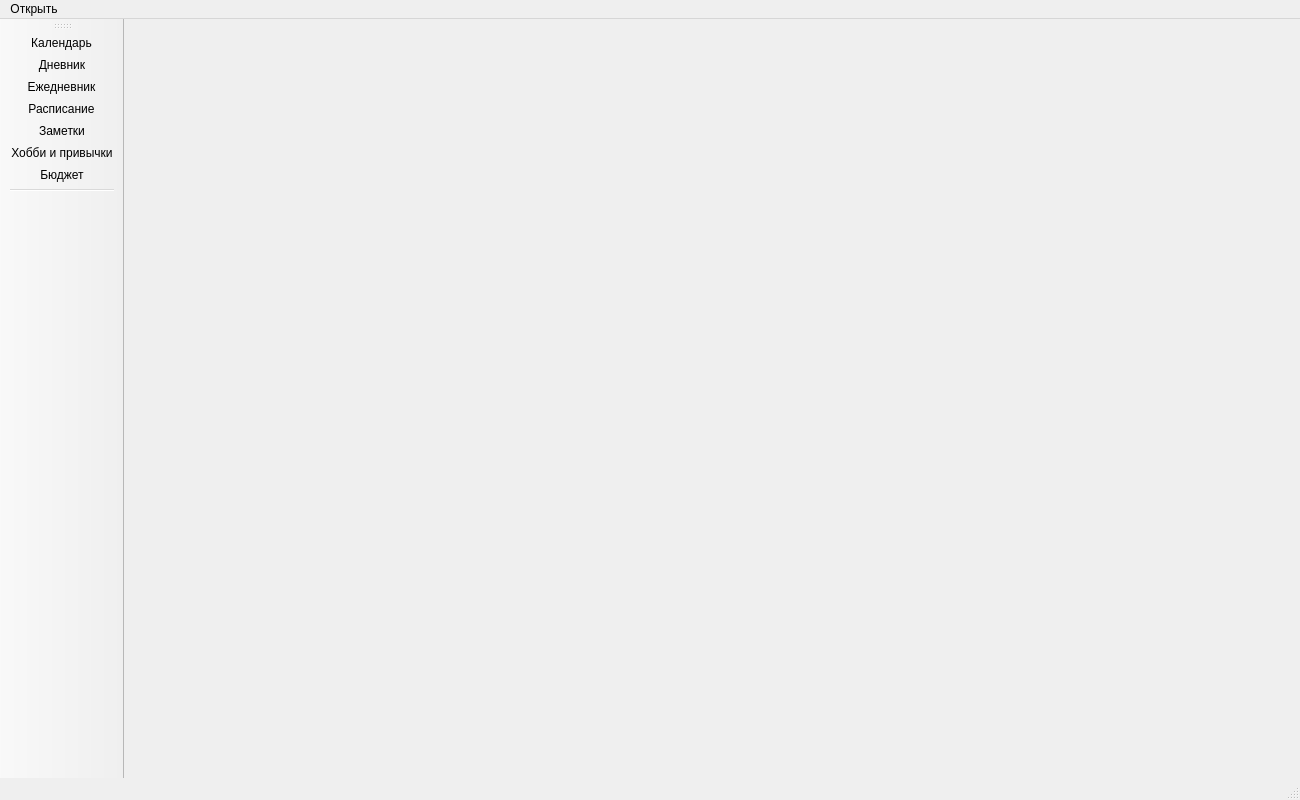
Above: menu.ui from Ore111ek/ThisLifeIsMine before the change. Below: the same form after it.
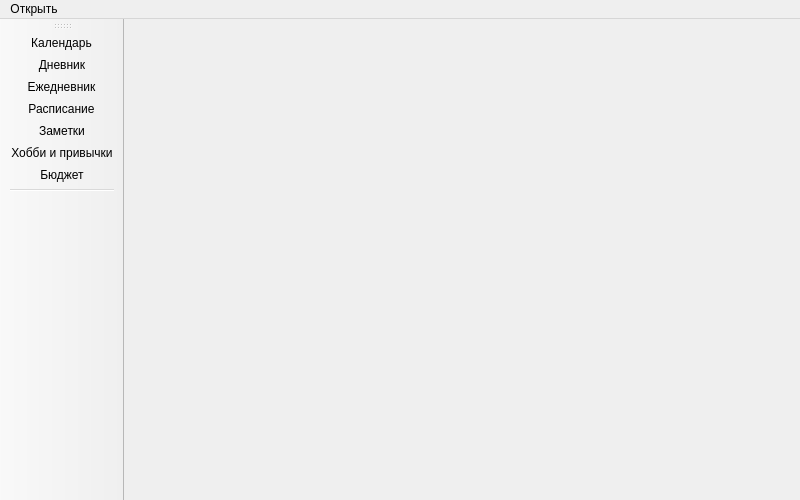
That is the form after the change. Icons and pictures are not drawn.

The edit to the form file:
```diff
--- a/menu.ui
+++ b/menu.ui
@@ -6,8 +6,8 @@
    <rect>
     <x>0</x>
     <y>0</y>
-    <width>1300</width>
-    <height>800</height>
+    <width>800</width>
+    <height>500</height>
    </rect>
   </property>
   <property name="windowTitle">
@@ -19,7 +19,7 @@
     <rect>
      <x>0</x>
      <y>0</y>
-     <width>1300</width>
+     <width>800</width>
      <height>26</height>
     </rect>
    </property>
@@ -52,7 +52,6 @@
    <addaction name="action_6"/>
    <addaction name="separator"/>
   </widget>
-  <widget class="QStatusBar" name="statusBar"/>
   <action name="action">
    <property name="icon">
     <iconset resource="resources.qrc">
```
